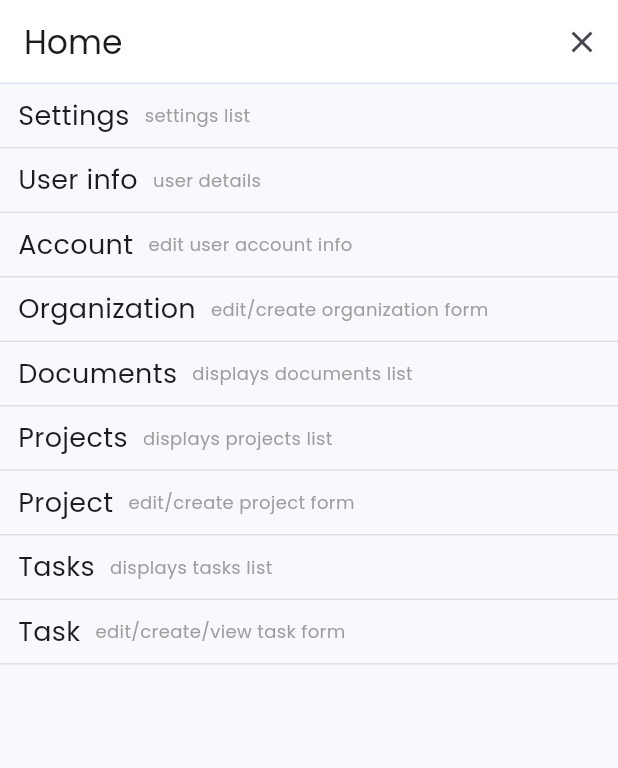
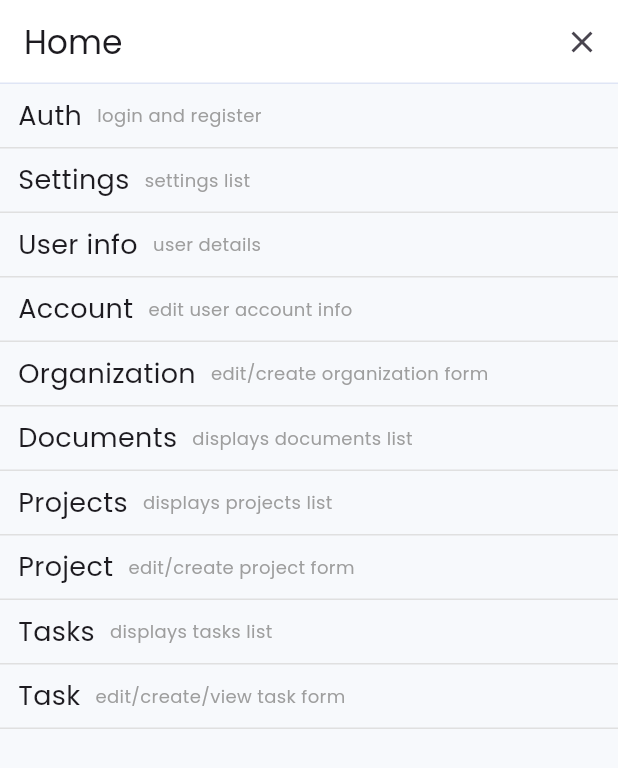
Before and after one commit to BojanDo/Productivity_mobile, a Flutter app: the HomePage screen opened directly, on a phone screen of 412 x 824 dp. Shown: the top 768 px of the screen. Run offline on Flutter 3.47's test engine with Material 3 defaults, Android fonts, the light colour scheme and no system bars; our stand-ins replace bloc, cookie_jar, dartz, dio, dio_cookie_manager, equatable and 8 more; missing offline and left inert: flutter_form_bloc, side_effect_bloc; accounts and stored records are empty; statements that could not run were skipped.

Commit message:
Started implementing design of auth pages

```diff
--- a/lib/core/config/constants.dart
+++ b/lib/core/config/constants.dart
@@ -22,3 +22,4 @@ const String kInvitationUrl = '$kApiUrl/documents';
 const BorderSide kBorderSide = BorderSide(
   color: kBorderColor,
 );
+BorderRadius kBorderRadius = BorderRadius.circular(6);
--- a/lib/core/config/theme_data.dart
+++ b/lib/core/config/theme_data.dart
@@ -2,15 +2,14 @@ import 'package:flutter/material.dart';
 
 import 'colors.dart';
 import 'constants.dart';
-
-
 
 final theme = ThemeData(
   fontFamily: 'Poppins',
   useMaterial3: true,
   visualDensity: VisualDensity.adaptivePlatformDensity,
   actionIconTheme: ActionIconThemeData(
-    backButtonIconBuilder: (BuildContext context) => const Icon(Icons.arrow_back_ios_new_rounded),
+    backButtonIconBuilder: (BuildContext context) =>
+        const Icon(Icons.arrow_back_ios_new_rounded),
   ),
   scaffoldBackgroundColor: kPrimaryBackgroundColor,
   dividerTheme: const DividerThemeData(
@@ -26,4 +25,26 @@ final theme = ThemeData(
   drawerTheme: const DrawerThemeData(
     backgroundColor: kSecondaryBackgroundColor,
   ),
+  inputDecorationTheme: InputDecorationTheme(
+    filled: true,
+    fillColor: Colors.white,
+    focusedBorder: OutlineInputBorder(
+      borderRadius: kBorderRadius,
+      borderSide:
+          kBorderSide.copyWith(color: Colors.black), // Your predefined border
+    ),
+    enabledBorder: OutlineInputBorder(
+      borderRadius: kBorderRadius,
+      borderSide: kBorderSide, // Your predefined border
+    ),
+    focusedErrorBorder: OutlineInputBorder(
+      borderRadius: kBorderRadius,
+      borderSide:
+          kBorderSide.copyWith(color: Colors.red), // Error border when focused
+    ),
+    errorBorder: OutlineInputBorder(
+      borderRadius: kBorderRadius,
+      borderSide: kBorderSide.copyWith(color: Colors.red), // Error border
+    ),
+  ),
 );
--- a/lib/core/services/injection_container.dart
+++ b/lib/core/services/injection_container.dart
@@ -1,4 +1,5 @@
 import 'package:dio/dio.dart';
+import 'package:faker/faker.dart';
 import 'package:flutter_secure_storage/flutter_secure_storage.dart';
 import 'package:get_it/get_it.dart';
 import 'package:shared_preferences/shared_preferences.dart';
@@ -57,4 +58,6 @@ Future<void> initUtils() async {
   sl.registerLazySingleton(() => Dio());
   final APIManager apiManager = await APIManager.createInstance(sl(), sl());
   sl.registerLazySingleton(() => apiManager);
+  //register faker
+  sl.registerLazySingleton(()=> Faker());
 }
--- a/lib/features/App/presentation/bloc/app_bloc.dart
+++ b/lib/features/App/presentation/bloc/app_bloc.dart
@@ -4,8 +4,11 @@ import 'package:freezed_annotation/freezed_annotation.dart';
 import 'package:side_effect_bloc/side_effect_bloc.dart';
 
 part 'app_event.dart';
+
 part 'app_side_effect.dart';
+
 part 'app_state.dart';
+
 part 'generated/app_bloc.freezed.dart';
 
 class AppBloc extends SideEffectBloc<AppEvent, AppState, AppSideEffect> {
@@ -16,6 +19,11 @@ class AppBloc extends SideEffectBloc<AppEvent, AppState, AppSideEffect> {
             produceSideEffect(AppSideEffect.error(message: message)),
         success: (String message) =>
             produceSideEffect(AppSideEffect.success(message: message)),
+        overlayAdd: (Widget? content) => produceSideEffect(
+          AppSideEffect.overlayAdd(content: content ?? const SizedBox.shrink()),
+        ),
+        overlayRemove: () =>
+            produceSideEffect(const AppSideEffect.overlayRemove()),
       ),
     );
   }
--- a/lib/features/App/presentation/bloc/app_event.dart
+++ b/lib/features/App/presentation/bloc/app_event.dart
@@ -4,4 +4,6 @@ part of 'app_bloc.dart';
 class AppEvent with _$AppEvent {
   const factory AppEvent.error({required String message}) = _AppEventError;
   const factory AppEvent.success({required String message}) = _AppEventSuccess;
+  const factory AppEvent.overlayAdd({Widget? content}) = _AppEventOverlayAdd;
+  const factory AppEvent.overlayRemove() = _AppEventOverlayRemove;
 }
--- a/lib/features/App/presentation/bloc/app_side_effect.dart
+++ b/lib/features/App/presentation/bloc/app_side_effect.dart
@@ -4,5 +4,6 @@ part of 'app_bloc.dart';
 class AppSideEffect with _$AppSideEffect {
   const factory AppSideEffect.error({required String message}) = _AppSideEffectError;
   const factory AppSideEffect.success({required String message}) = _AppSideEffectSuccess;
-
+  const factory AppSideEffect.overlayAdd({required Widget content}) = _AppSideEffectOverlayAdd;
+  const factory AppSideEffect.overlayRemove() = _AppSideEffectOverlayRemove;
 }
--- a/lib/features/Auth/presentation/bloc/forms/login_form_bloc.dart
+++ b/lib/features/Auth/presentation/bloc/forms/login_form_bloc.dart
@@ -14,14 +14,14 @@ class LoginFormBloc extends FormBloc<String, String> {
 
   final Login _login;
 
-  final TextFieldBloc<dynamic> email = TextFieldBloc(
+  final TextFieldBloc<dynamic> email = TextFieldBloc<dynamic>(
     validators: <Validator<String>>[
       FieldBlocValidators.required,
       FieldBlocValidators.email
     ],
   );
 
-  final TextFieldBloc<dynamic> password = TextFieldBloc(
+  final TextFieldBloc<dynamic> password = TextFieldBloc<dynamic>(
     validators: <Validator<String>>[
       FieldBlocValidators.required,
     ],
--- a/lib/features/Home/presentation/views/home.dart
+++ b/lib/features/Home/presentation/views/home.dart
@@ -1,6 +1,7 @@
 import 'package:flutter/material.dart';
 import 'package:flutter_bloc/flutter_bloc.dart';
 
+import '../../../../core/config/routes.dart';
 import '../../../../core/functions/routes.dart';
 import '../../../../widgets/app_bar.dart';
 import '../../../App/presentation/bloc/app_bloc.dart';
@@ -10,49 +11,54 @@ class HomePage extends StatelessWidget {
 
   final List<Map<String, String>> routes = <Map<String, String>>[
     <String, String>{
+      'title': 'Auth',
+      'description': 'login and register',
+      'route': kAuthRoute,
+    },
+    <String, String>{
       'title': 'Settings',
       'description': 'settings list',
-      'route': '/settings',
+      'route': kSettingsRoute,
     },
     <String, String>{
       'title': 'User info',
       'description': 'user details',
-      'route': '/user',
+      'route': kUserRoute,
     },
     <String, String>{
       'title': 'Account',
       'description': 'edit user account info',
-      'route': '/account',
+      'route': kAccountRoute,
     },
     <String, String>{
       'title': 'Organization',
       'description': 'edit/create organization form',
-      'route': '/organization',
+      'route': kOrganizationRoute,
     },
     <String, String>{
       'title': 'Documents',
       'description': 'displays documents list',
-      'route': '/documents',
+      'route': kDocumentsRoute,
     },
     <String, String>{
       'title': 'Projects',
       'description': 'displays projects list',
-      'route': '/projects',
+      'route': kProjectsRoute,
     },
     <String, String>{
       'title': 'Project',
       'description': 'edit/create project form',
-      'route': '/project',
+      'route': kProjectRoute,
     },
     <String, String>{
       'title': 'Tasks',
       'description': 'displays tasks list',
-      'route': '/tasks',
+      'route': kTasksRoute,
     },
     <String, String>{
       'title': 'Task',
       'description': 'edit/create/view task form',
-      'route': '/task',
+      'route': kTaskRoute,
     },
   ];
 
--- a/lib/inner.dart
+++ b/lib/inner.dart
@@ -4,6 +4,7 @@ import 'package:flutter_bloc/flutter_bloc.dart';
 import 'core/config/routes.dart';
 import 'core/functions/routes.dart';
 import 'features/App/presentation/bloc/app_bloc.dart';
+import 'features/Auth/presentation/views/auth.dart';
 import 'features/Home/presentation/views/home.dart';
 import 'widgets/drawer/drawer.dart';
 
@@ -49,6 +50,9 @@ class _InnerWrapperState extends State<InnerWrapper> {
               case kHomeRoute:
                 builder = (BuildContext context) => HomePage();
                 break;
+              case kAuthRoute: //TODO: remove once the auth is finished
+                builder = (BuildContext context) => const AuthPage();
+                break;
               case kSettingsRoute:
                 builder =
                     (BuildContext context) => const Test(title: 'Settings');
```
Also changed, not shown: lib/features/App/presentation/widgets/listeners.dart (+32 -0 lines), lib/features/Auth/presentation/views/auth.dart (+9 -46 lines), lib/features/Auth/presentation/views/login.dart (added, +89 -0 lines), lib/features/Auth/presentation/widgets/auth_box.dart (added, +31 -0 lines), lib/features/App/presentation/bloc/generated/app_bloc.freezed.dart.
